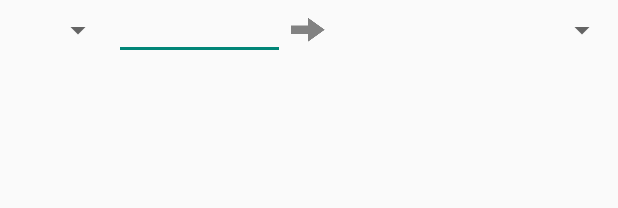
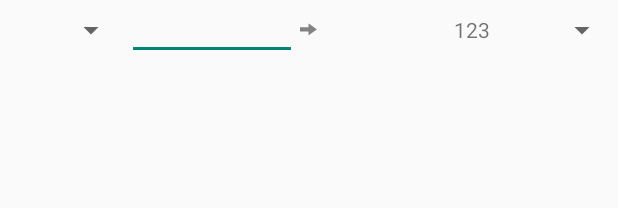
Before and after one commit to zlandorf/BitCoinCurrencyConverter, an Android app: the layout fragment_converter.xml on its own in the app's theme, with its tools: preview values and no code run, on a phone screen of 412 x 824 dp. Shown: the top 208 px of the screen. Run offline under Robolectric (Android 15) with nearby library versions, the phone set to English and light mode, and no system bars; network calls fail.

Commit message:
change style to better fit the screen + fix warning

```diff
--- a/app/src/main/res/layout/fragment_converter.xml
+++ b/app/src/main/res/layout/fragment_converter.xml
@@ -13,8 +13,10 @@
             android:layout_width="0dp"
             android:layout_height="match_parent"
             android:id="@+id/convertFromSpinner"
-            android:layout_weight="1"
-            android:spinnerMode="dropdown" />
+            android:layout_weight="3"
+            android:spinnerMode="dropdown"
+            android:textAppearance="?android:attr/textAppearanceSmall"
+        />
 
         <EditText
             android:layout_width="0dp"
@@ -22,35 +24,40 @@
             android:inputType="numberDecimal"
             android:ems="10"
             android:id="@+id/convertFromText"
-            android:layout_weight="1.5"
-            android:textSize="@dimen/abc_text_size_small_material"
-            android:layout_gravity="bottom" />
-
+            android:layout_weight="4"
+            android:layout_gravity="bottom"
+            android:textAppearance="?android:attr/textAppearanceSmall"
+        />
 
         <ImageView
-            android:layout_width="wrap_content"
-            android:layout_height="wrap_content"
+            android:layout_width="15dp"
+            android:layout_height="15dp"
             android:id="@+id/imageView"
             android:contentDescription="@string/convert_to_image_description"
             android:background="@drawable/ic_action"
             android:adjustViewBounds="true"
             android:layout_gravity="center_vertical"
             android:cropToPadding="false"
-            android:focusable="false" />
+            android:focusable="false"
+        />
 
         <TextView
             android:layout_width="0dp"
             android:layout_height="match_parent"
             android:id="@+id/convertToText"
-            android:layout_weight="1.5"
+            android:layout_weight="4"
             android:layout_gravity="bottom"
-            android:gravity="center_horizontal" />
+            android:gravity="center_vertical|right|end"
+            android:textAppearance="?android:attr/textAppearanceSmall"
+            android:text="123" />
 
         <Spinner
             android:layout_width="0dp"
             android:layout_height="match_parent"
             android:id="@+id/convertToSpinner"
-            android:layout_weight="1" />
+            android:layout_weight="3"
+            android:textAppearance="?android:attr/textAppearanceSmall"
+        />
 
     </LinearLayout>
 </FrameLayout>
```
Also changed, not shown: app/src/main/java/com/frozendust/zlandorf/bitcoincurrencyconverter/fragments/ConverterFragment.java (+13 -15 lines), app/src/main/res/layout/rate_item.xml (+4 -3 lines).
